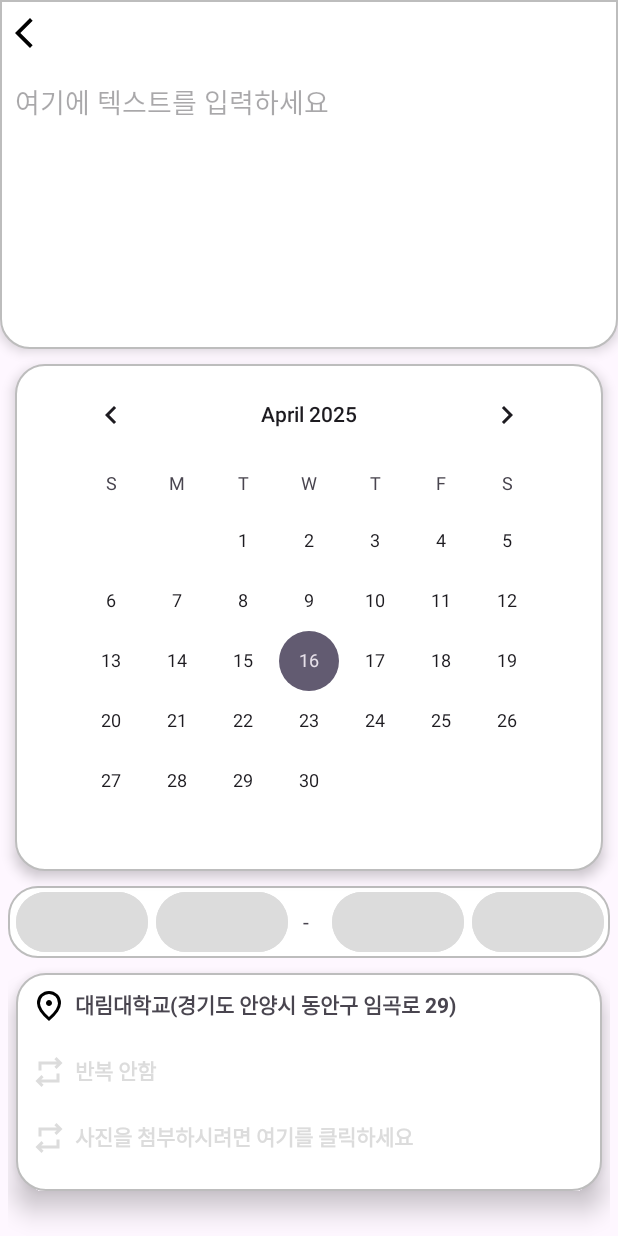
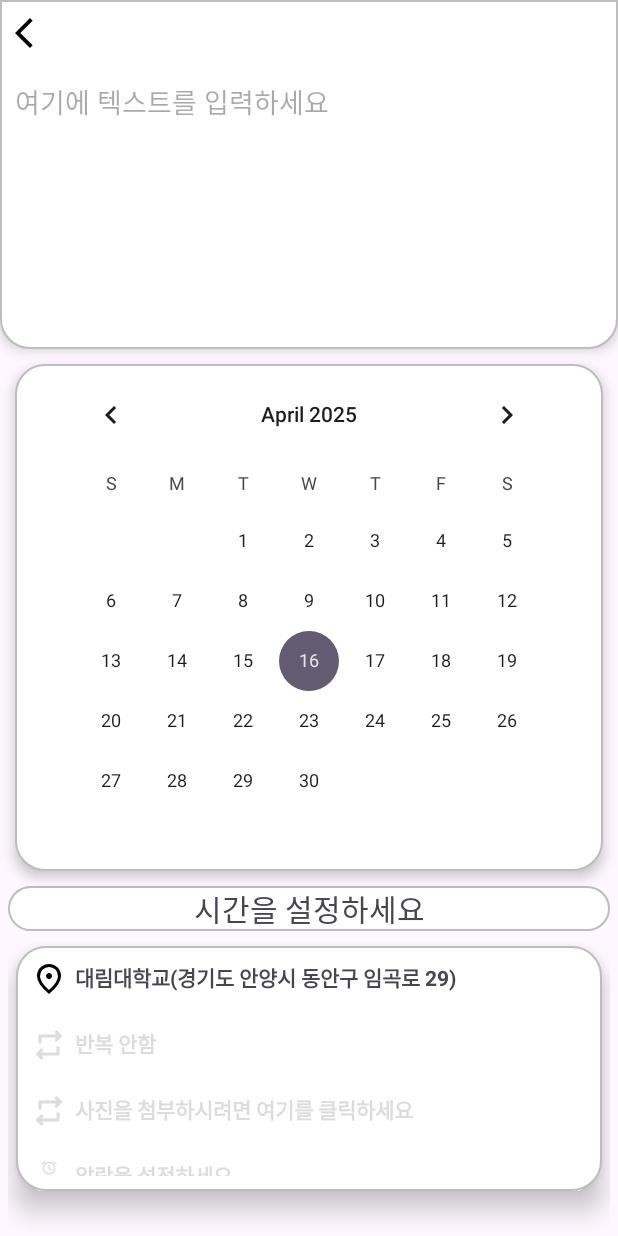
Before and after one commit to ILLUMIN4TION/CheckMyPlanNew, an Android app: the ActivityDetailSet screen opened directly, with no data from a screen before it, on a phone screen of 412 x 824 dp. Run offline under Robolectric (Android 15) with nearby library versions, the phone set to English and light mode, and no system bars.

Commit message:
일정 상세 수정 화면에서 시각,시간 범위 설정 기능 추가, 위치 설정 화면 추가,
메모메뉴에서 스크롤뷰의 각 개체를 클릭 시 해당 메모의 상세 페이지로 이동하는 기능 추가,

및 자잘한 프래그먼트와 액티비티 연결(캘린더 -> 일정 상세 수정 등

```diff
--- a/app/src/main/java/com/example/a0401chkmyplan/ActivityDetailSet.kt
+++ b/app/src/main/java/com/example/a0401chkmyplan/ActivityDetailSet.kt
@@ -1,20 +1,87 @@
 package com.example.a0401chkmyplan
 
+import android.app.TimePickerDialog
+import android.content.Intent
 import android.os.Bundle
-import androidx.activity.enableEdgeToEdge
+import android.util.Log
+import android.widget.TimePicker
 import androidx.appcompat.app.AppCompatActivity
-import androidx.core.view.ViewCompat
-import androidx.core.view.WindowInsetsCompat
 import com.example.a0401chkmyplan.databinding.ActivityDetailSetBinding
-import com.example.a0401chkmyplan.databinding.ActivityMainBinding
+import java.util.*
 
 class ActivityDetailSet : AppCompatActivity() {
-    private val binding: ActivityDetailSetBinding by lazy {
-        ActivityDetailSetBinding.inflate(layoutInflater)
-    }
+    private lateinit var binding: ActivityDetailSetBinding
+
+    private var startTime: String? = null
+    private var endTime: String? = null
+    private var isRangeMode = false  // 시간 범위 설정 모드
 
     override fun onCreate(savedInstanceState: Bundle?) {
         super.onCreate(savedInstanceState)
+        binding = ActivityDetailSetBinding.inflate(layoutInflater)
         setContentView(binding.root)
+
+        // 일반 클릭 → 단일 시각 설정
+        binding.taskDetailSetTimebox.setOnClickListener {
+            isRangeMode = false
+            showTimePickerDialog(isStart = true)
+        }
+
+        // 길게 클릭 → 시각 범위 설정
+        binding.taskDetailSetTimebox.setOnLongClickListener {
+            isRangeMode = true
+            showTimePickerDialog(isStart = true)
+            true
+        }
+
+        //위치설정 액티비티로 이동
+        binding.taskDetailSetLocationBox.setOnClickListener {
+            val intent = Intent(this, LocationSetActivity::class.java)
+            startActivity(intent)
+        }
+    }
+
+    private fun showTimePickerDialog(isStart: Boolean) {
+        val calendar = Calendar.getInstance()
+        val hour = calendar.get(Calendar.HOUR_OF_DAY)
+        val minute = calendar.get(Calendar.MINUTE)
+
+        //===================================타임피커다이얼로그 생성
+        val timePicker = TimePickerDialog(
+            this,
+            TimePickerDialog.OnTimeSetListener { _: TimePicker, selectedHour: Int, selectedMinute: Int ->
+                val timeString = String.format("%02d:%02d", selectedHour, selectedMinute)
+                //선택한 시간, 분을 String 포맷으로 변경하고 timeString에 저장
+
+                if (!isRangeMode) {
+                    // 단일 시각 모드
+                    binding.taskDetailSetTimebox.text = timeString
+                    //실제 액티비티의 텍스트뷰에 선택한 시간 저장
+                } else {
+                    // 범위 설정 모드
+                    if (isStart) {
+                        startTime = timeString
+                        showTimePickerDialog(isStart = false) // 종료 시간 선택
+                    } else {
+                        endTime = timeString
+                        binding.taskDetailSetTimebox.text = "$startTime ~ $endTime"
+                        isRangeMode = false
+                    }
+                }
+            },
+            hour,
+            minute,
+            false // false로 설정해서 AM/PM을 사용자가 선택하게끔 함
+        )
+
+        //타임피커다일러로그 생성=============================================
+
+//       일부 기기에서 타임피커의 시계를 디지털 시계로 변환 <- 에뮬에서는 작동 안함
+//        val tp = timePicker.findViewById<TimePicker>(
+//            resources.getIdentifier("timePicker", "id", "android")
+//        )
+//        tp?.setIs24HourView(true)
+
+        timePicker.show()
     }
 }
--- a/app/src/main/res/layout/activity_detail_set.xml
+++ b/app/src/main/res/layout/activity_detail_set.xml
@@ -76,32 +76,16 @@
             android:layout_height="wrap_content"
             android:background="@drawable/radius"
             android:layout_marginBottom="10dp">
-            <Button
-                android:layout_width="wrap_content"
-                android:layout_height="wrap_content"
-                android:layout_marginLeft="5dp"
-                android:backgroundTint="#DCDCDC" />
-            <Button
-                android:layout_width="wrap_content"
-                android:layout_height="wrap_content"
-                android:layout_marginLeft="5dp"
-                android:backgroundTint="#DCDCDC"
-                />
             <TextView
-                android:layout_width="wrap_content"
-                android:layout_height="wrap_content"
-                android:text="-"
-                android:layout_marginHorizontal="10dp"/>
-            <Button
-                android:layout_width="wrap_content"
-                android:layout_height="wrap_content"
-                android:layout_marginLeft="5dp"
-                android:backgroundTint="#DCDCDC" />
-            <Button
-                android:layout_width="wrap_content"
-                android:layout_height="wrap_content"
-                android:layout_marginLeft="5dp"
-                android:backgroundTint="#DCDCDC" />
+                android:id="@+id/task_detail_set_timebox"
+                android:layout_width="match_parent"
+                android:layout_height="match_parent"
+                android:text="시간을 설정하세요"
+                android:textSize="20sp"
+                android:gravity="center_horizontal"
+                android:clickable="true"
+                android:focusable="true"/>
+
         </LinearLayout>
 
         <!--위치설정-->
@@ -121,6 +105,7 @@
                 android:layout_height="wrap_content">
 
                 <RelativeLayout
+                    android:id="@+id/task_detail_set_LocationBox"
                     android:padding="10dp"
                     android:layout_width="match_parent"
                     android:layout_height="wrap_content">
--- a/app/src/main/res/values/themes.xml
+++ b/app/src/main/res/values/themes.xml
@@ -6,4 +6,8 @@
     </style>
 
     <style name="Theme._0401ChkMyPlan" parent="Base.Theme._0401ChkMyPlan" />
+
+    <style name="TimePickerTheme.Digital" parent="Theme.AppCompat.Light.Dialog">
+        <item name="android:timePickerMode">spinner</item> <!-- 디지털(스크롤) 형식 -->
+    </style>
 </resources>
```
Also changed, not shown: app/src/main/AndroidManifest.xml (+10 -3 lines), app/src/main/java/com/example/a0401chkmyplan/LocationSetActivity.kt (added, +20 -0 lines), app/src/main/java/com/example/a0401chkmyplan/MemoAdapter.kt (+30 -20 lines), app/src/main/java/com/example/a0401chkmyplan/MemoDetailActivity.kt (added, +32 -0 lines), app/src/main/java/com/example/a0401chkmyplan/TimePickerDialogFragment.kt (added, +33 -0 lines), app/src/main/java/com/example/a0401chkmyplan/calFragment.kt (+23 -5 lines), app/src/main/java/com/example/a0401chkmyplan/memoFragment.kt (+15 -1 lines), app/src/main/res/layout/activity_location_set.xml (added, +52 -0 lines), app/src/main/res/layout/activity_memo_detail.xml (added, +64 -0 lines), app/src/main/res/layout/fragment_calendar.xml (+7 -3 lines), app/src/main/res/layout/memo_rv_item_list.xml (+6 -10 lines), app/src/main/res/drawable/location_test.png (added).
